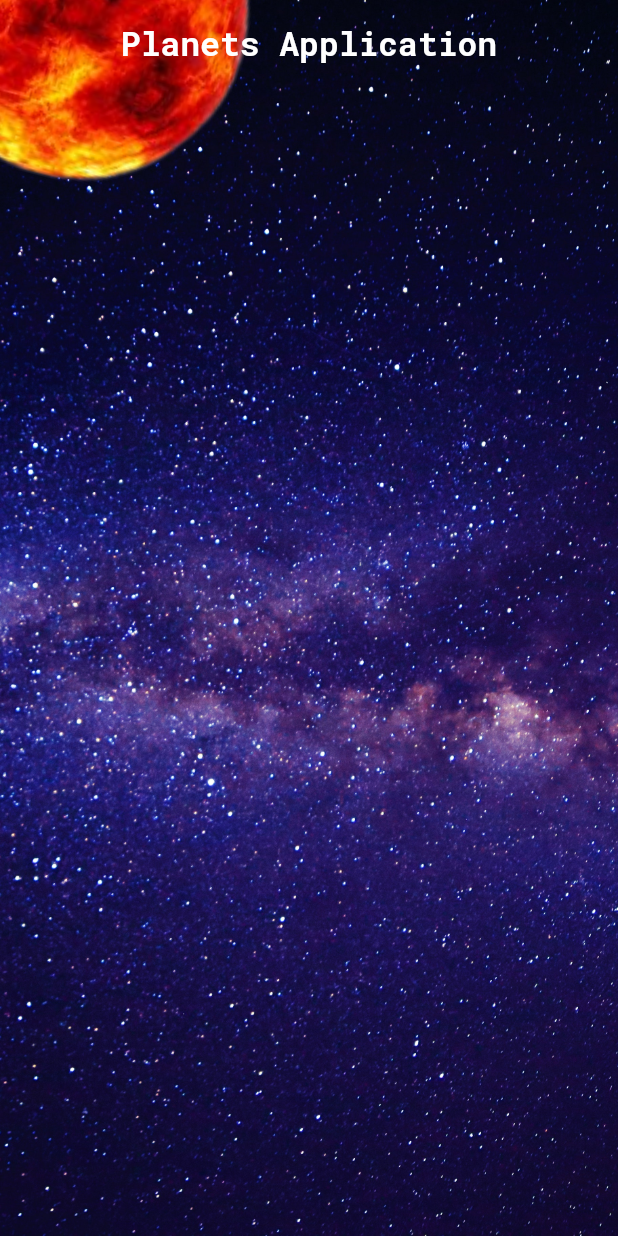
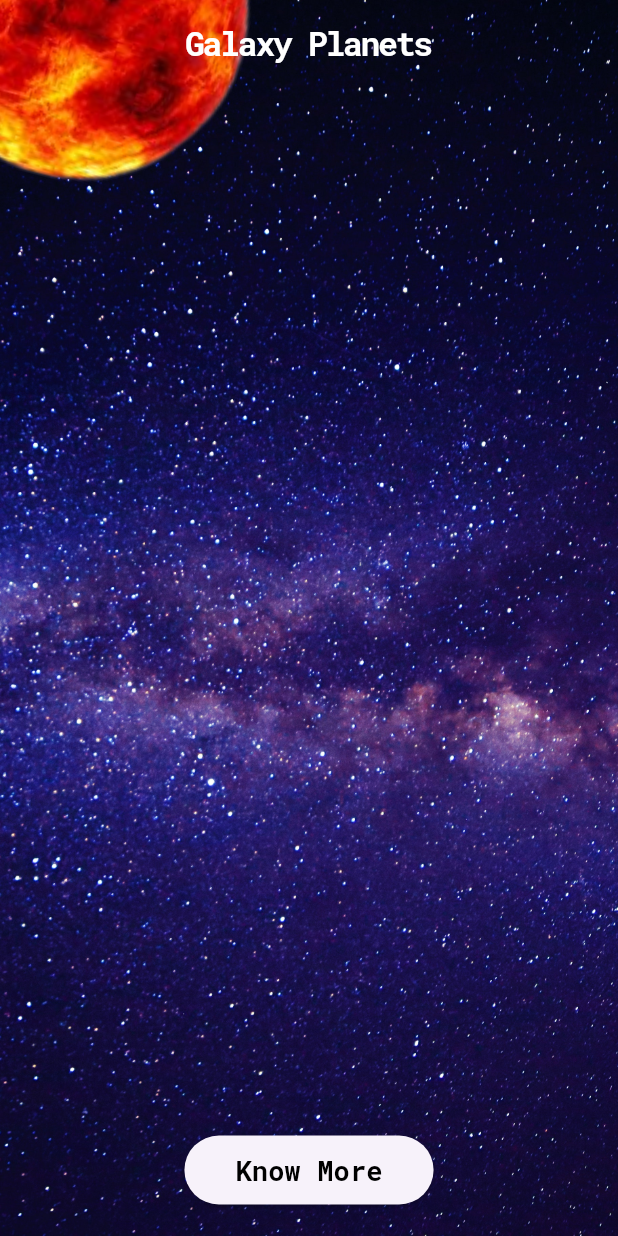
Before and after one commit to Harikrushna777/planets_detail_application, a Flutter app: the screen it shows after launch, on a phone screen of 412 x 824 dp. Run offline on Flutter 3.47's test engine with Material 2 defaults, Android fonts, the phone set to English and light mode, and no system bars; our stand-ins replace google_fonts.

Commit message:
Harikrushna Kakadiya | 10-08-2023 # Add ElevatedButton

```diff
--- a/lib/main.dart
+++ b/lib/main.dart
@@ -21,7 +21,7 @@ class MyApp extends StatelessWidget {
       routes: {
         MyRoutes.home: (context) => const HomePage(),
         MyRoutes.splash_screen: (context) => const SplashScreen(),
-        MyRoutes.detailpage: (context) => const DetailPage(),
+        MyRoutes.detail_page: (context) => const DetailPage(),
       },
       theme: ThemeData(
         useMaterial3: true,
--- a/lib/utils/route.dart
+++ b/lib/utils/route.dart
@@ -1,5 +1,5 @@
 class MyRoutes {
   static String splash_screen = 'splash_screen';
   static String home = '/';
-  static String detailpage = 'detail_page';
+  static String detail_page = 'detail_page';
 }
--- a/lib/views/screens/homepage.dart
+++ b/lib/views/screens/homepage.dart
@@ -2,6 +2,8 @@ import 'dart:math';
 
 import 'package:flutter/material.dart';
 import 'package:google_fonts/google_fonts.dart';
+
+import '../../utils/route.dart';
 
 class HomePage extends StatefulWidget {
   const HomePage({super.key});
@@ -59,24 +61,33 @@ class _HomePageState extends State<HomePage> with TickerProviderStateMixin {
       child: Scaffold(
         appBar: AppBar(
           title: Text(
-            "Planets Application",
             style: GoogleFonts.robotoMono(
               fontWeight: FontWeight.bold,
               color: Colors.white,
+              letterSpacing: -1.5,
             ),
+            "Galaxy Planets",
           ),
           centerTitle: true,
           backgroundColor: Colors.transparent,
         ),
-        body: Stack(
+        body: Column(
+          children: [
+            Container(
+              alignment: Alignment.topLeft,
+              child: Stack(
                 alignment: Alignment.center,
                 children: [
                   // Sun
-
-            Transform.translate(
+                  GestureDetector(
+                    onTap: () {
+                      Navigator.of(context).pushNamed(MyRoutes.detail_page);
+                    },
+                    child: Transform.translate(
                       offset: const Offset(-100, -200),
                       child: RotationTransition(
-                turns: Tween<double>(begin: 0.0, end: (pi * 2).toDouble())
+                        turns:
+                            Tween<double>(begin: 0.0, end: (pi * 2).toDouble())
                                 .animate(continueAnimation),
                         child: Container(
                           height: 300,
@@ -89,6 +100,7 @@ class _HomePageState extends State<HomePage> with TickerProviderStateMixin {
                               fit: BoxFit.cover,
                             ),
                             shape: BoxShape.circle,
+                          ),
                         ),
                       ),
                     ),
@@ -110,7 +122,8 @@ class _HomePageState extends State<HomePage> with TickerProviderStateMixin {
                           color: Colors.transparent,
                         ),
                         child: RotationTransition(
-                    turns: Tween<double>(begin: 0.0, end: (pi * 2).toDouble())
+                          turns: Tween<double>(
+                                  begin: 0.0, end: (pi * 2).toDouble())
                               .animate(continueAnimation),
                           child: Container(
                             height: 60,
@@ -146,7 +159,8 @@ class _HomePageState extends State<HomePage> with TickerProviderStateMixin {
                           color: Colors.transparent,
                         ),
                         child: RotationTransition(
-                    turns: Tween<double>(begin: 0.0, end: (pi * 2).toDouble())
+                          turns: Tween<double>(
+                                  begin: 0.0, end: (pi * 2).toDouble())
                               .animate(continueAnimation),
                           child: Container(
                             height: 70,
@@ -182,7 +196,8 @@ class _HomePageState extends State<HomePage> with TickerProviderStateMixin {
                           color: Colors.transparent,
                         ),
                         child: RotationTransition(
-                    turns: Tween<double>(begin: 0.0, end: (pi * 2).toDouble())
+                          turns: Tween<double>(
+                                  begin: 0.0, end: (pi * 2).toDouble())
                               .animate(continueAnimation),
                           child: Container(
                             height: 90,
@@ -218,7 +233,8 @@ class _HomePageState extends State<HomePage> with TickerProviderStateMixin {
                           color: Colors.transparent,
                         ),
                         child: RotationTransition(
-                    turns: Tween<double>(begin: 0.0, end: (pi * 2).toDouble())
+                          turns: Tween<double>(
+                                  begin: 0.0, end: (pi * 2).toDouble())
                               .animate(continueAnimation),
                           child: Container(
                             height: 70,
@@ -254,7 +270,8 @@ class _HomePageState extends State<HomePage> with TickerProviderStateMixin {
                           color: Colors.transparent,
                         ),
                         child: RotationTransition(
-                    turns: Tween<double>(begin: 0.0, end: (pi * 2).toDouble())
+                          turns: Tween<double>(
+                                  begin: 0.0, end: (pi * 2).toDouble())
                               .animate(continueAnimation),
                           child: Container(
                             height: 100,
@@ -290,7 +307,8 @@ class _HomePageState extends State<HomePage> with TickerProviderStateMixin {
                           color: Colors.transparent,
                         ),
                         child: RotationTransition(
-                    turns: Tween<double>(begin: 0.0, end: (pi * 2).toDouble())
+                          turns: Tween<double>(
+                                  begin: 0.0, end: (pi * 2).toDouble())
                               .animate(continueAnimation),
                           child: Container(
                             height: 100,
@@ -309,35 +327,34 @@ class _HomePageState extends State<HomePage> with TickerProviderStateMixin {
                       ),
                     ),
                   ),
-            // Transform.translate(
-            //   offset: Offset(-100, -200),
-            //   child: RotationTransition(
-            //     turns: Tween<double>(begin: 0.0, end: (pi * 2).toDouble())
-            //         .animate(rotationController),
-            //     child: Container(
-            //       height: 300,
-            //       width: 300,
-            //       alignment: Alignment(0, -3.7),
-            //       decoration: BoxDecoration(
-            //         shape: BoxShape.circle,
-            //         color: Colors.transparent,
-            //       ),
-            //       child: Container(
-            //         height: 70,
-            //         width: 70,
-            //         decoration: const BoxDecoration(
-            //           image: DecorationImage(
-            //             image: AssetImage(
-            //               'assets/images/mars1.png',
-            //             ),
-            //             fit: BoxFit.cover,
-            //           ),
-            //           shape: BoxShape.circle,
-            //         ),
-            //       ),
-            //     ),
-            //   ),
-            // ),
+                ],
+              ),
+            ),
+            const SizedBox(
+              height: 400,
+            ),
+            Row(
+              mainAxisAlignment: MainAxisAlignment.center,
+              crossAxisAlignment: CrossAxisAlignment.start,
+              children: [
+                ElevatedButton(
+                  onPressed: () {
+                    Navigator.of(context).pushNamed(MyRoutes.detail_page);
+                  },
+                  child: Padding(
+                    padding: const EdgeInsets.all(10),
+                    child: Text(
+                      "Know More",
+                      style: GoogleFonts.robotoMono(
+                        fontWeight: FontWeight.bold,
+                        fontSize: 18,
+                        color: Colors.black,
+                      ),
+                    ),
+                  ),
+                )
+              ],
+            )
           ],
         ),
         backgroundColor: Colors.transparent,
--- a/lib/views/screens/splash_screen.dart
+++ b/lib/views/screens/splash_screen.dart
@@ -48,7 +48,7 @@ class _SplashScreenState extends State<SplashScreen> {
                 height: 300,
               ),
               Text(
-                "Planet Application",
+                "Galaxy Planets",
                 style: GoogleFonts.robotoMono(
                   fontWeight: FontWeight.bold,
                   fontSize: 28,
@@ -57,14 +57,14 @@ class _SplashScreenState extends State<SplashScreen> {
               ),
               const SizedBox(height: 130),
               Text(
-                "please wait...",
+                "Please Wait...",
                 style: GoogleFonts.robotoMono(
                   fontWeight: FontWeight.bold,
                   fontSize: 22,
                   color: Colors.white,
                 ),
               ),
-              const SizedBox(height: 20),
+              const SizedBox(height: 40),
               const CircularProgressIndicator(
                 color: Colors.white,
               ),
```
Also changed, not shown: lib/views/screens/detail_page.dart (+8 -4 lines). Lines whose indentation alone changed are shown as unchanged.
